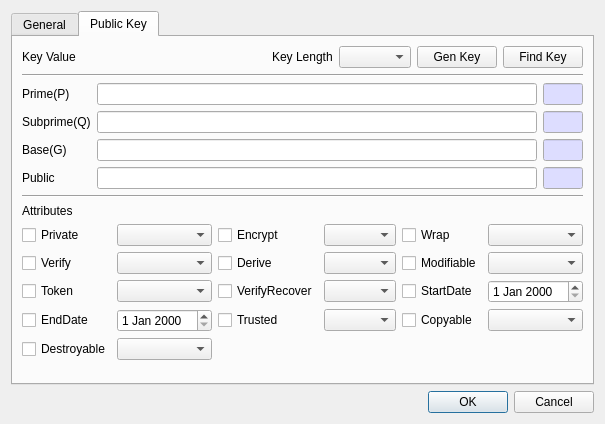
Qt form CryptokiMan/create_dsa_pub_key_dlg.ui (jykim74/CryptokiMan) before a commit.
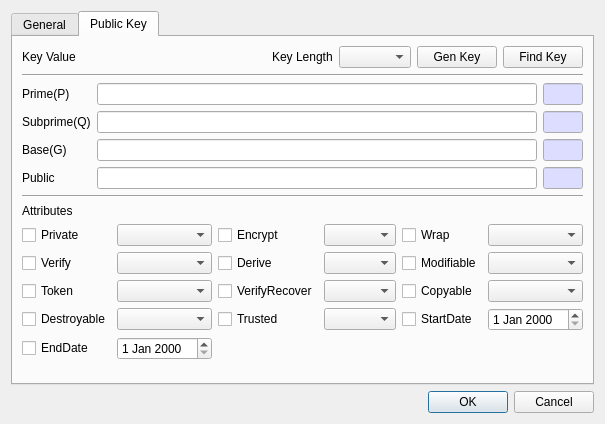
The same form after that commit. The open tabs and pages were chosen to show the change.

The edit to the form file:
```diff
--- a/CryptokiMan/create_dsa_pub_key_dlg.ui
+++ b/CryptokiMan/create_dsa_pub_key_dlg.ui
@@ -722,9 +722,6 @@
          <item row="1" column="5">
           <widget class="QComboBox" name="mModifiableCombo"/>
          </item>
-         <item row="2" column="5">
-          <widget class="QDateEdit" name="mStartDateEdit"/>
-         </item>
          <item row="0" column="2">
           <widget class="QCheckBox" name="mEncryptCheck">
            <property name="text">
@@ -732,13 +729,6 @@
            </property>
           </widget>
          </item>
-         <item row="3" column="0">
-          <widget class="QCheckBox" name="mEndDateCheck">
-           <property name="text">
-            <string>EndDate</string>
-           </property>
-          </widget>
-         </item>
          <item row="0" column="4">
           <widget class="QCheckBox" name="mWrapCheck">
            <property name="text">
@@ -749,16 +739,6 @@
          <item row="3" column="3">
           <widget class="QComboBox" name="mTrustedCombo"/>
          </item>
-         <item row="3" column="1">
-          <widget class="QDateEdit" name="mEndDateEdit"/>
-         </item>
-         <item row="2" column="4">
-          <widget class="QCheckBox" name="mStartDateCheck">
-           <property name="text">
-            <string>StartDate</string>
-           </property>
-          </widget>
-         </item>
          <item row="0" column="3">
           <widget class="QComboBox" name="mEncryptCombo"/>
          </item>
@@ -819,25 +799,45 @@
          <item row="0" column="1">
           <widget class="QComboBox" name="mPrivateCombo"/>
          </item>
-         <item row="3" column="4">
+         <item row="3" column="0">
+          <widget class="QCheckBox" name="mDestroyableCheck">
+           <property name="text">
+            <string>Destroyable</string>
+           </property>
+          </widget>
+         </item>
+         <item row="3" column="1">
+          <widget class="QComboBox" name="mDestroyableCombo"/>
+         </item>
+         <item row="2" column="4">
           <widget class="QCheckBox" name="mCopyableCheck">
            <property name="text">
             <string>Copyable</string>
            </property>
           </widget>
          </item>
-         <item row="3" column="5">
+         <item row="2" column="5">
           <widget class="QComboBox" name="mCopyableCombo"/>
          </item>
+         <item row="3" column="4">
+          <widget class="QCheckBox" name="mStartDateCheck">
+           <property name="text">
+            <string>StartDate</string>
+           </property>
+          </widget>
+         </item>
+         <item row="3" column="5">
+          <widget class="QDateEdit" name="mStartDateEdit"/>
+         </item>
          <item row="4" column="0">
-          <widget class="QCheckBox" name="mDestroyableCheck">
+          <widget class="QCheckBox" name="mEndDateCheck">
            <property name="text">
-            <string>Destroyable</string>
+            <string>EndDate</string>
            </property>
           </widget>
          </item>
          <item row="4" column="1">
-          <widget class="QComboBox" name="mDestroyableCombo"/>
+          <widget class="QDateEdit" name="mEndDateEdit"/>
          </item>
         </layout>
        </item>
```
Left out of the diff: 10 changed lines with no effect on the pictures.
